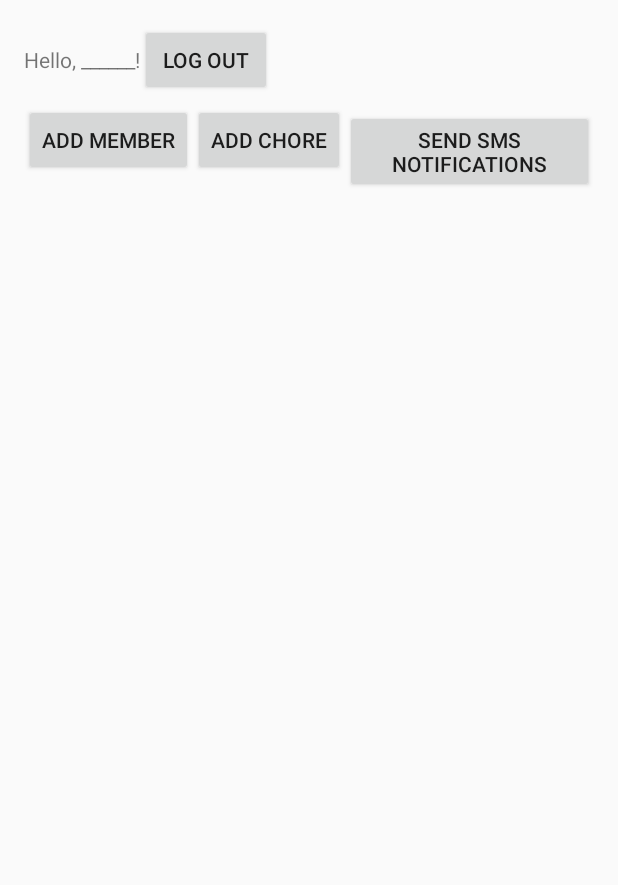
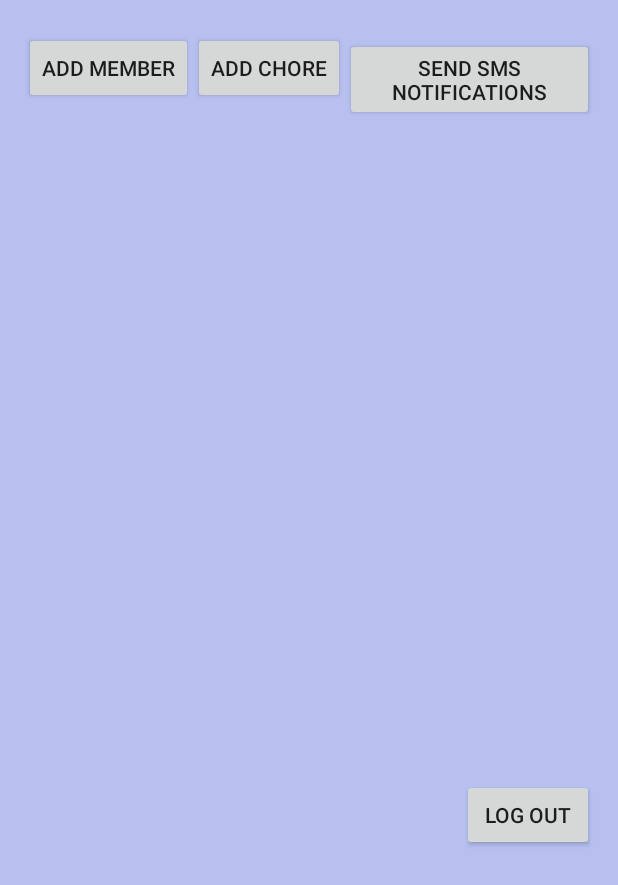
Before and after one commit to cheponin/ChoreWizard, an Android app: the HomeActivity screen opened directly, with no data from a screen before it, on a phone screen of 412 x 824 dp. Shown: the top 885 px of the screen. Run offline under Robolectric (Android 15) with nearby library versions, the phone set to English and light mode, and no system bars.

Commit message:
Began adding visual detail to project.

```diff
--- a/app/src/main/res/layout/activity_home.xml
+++ b/app/src/main/res/layout/activity_home.xml
@@ -10,26 +10,13 @@
     android:paddingTop="@dimen/activity_vertical_margin"
     android:fitsSystemWindows="true"
     android:orientation="vertical"
+    android:background="#B7C0EF"
     tools:context="tcss450.uw.edu.chorewizard.HomeActivity">
 
-    <LinearLayout
-        android:layout_width="match_parent"
-        android:layout_height="wrap_content"
-        android:orientation="horizontal">
-    <TextView
-        android:layout_width="wrap_content"
-        android:layout_height="wrap_content"
-        android:text="@string/hello_message" />
-
-        <Button
+        <RelativeLayout
             android:layout_width="wrap_content"
-            android:layout_height="wrap_content"
-            android:id="@+id/action_logout"
-            android:text="Log out"
-            android:title="@string/action_logout"
-            android:onClick="logOut"/>
-
-    </LinearLayout>
+            android:layout_height="wrap_content">
+        </RelativeLayout>
 
     <LinearLayout
         android:layout_width="match_parent"
@@ -76,6 +63,7 @@
             android:layout_width="wrap_content"
             android:layout_height="wrap_content"
             android:layout_margin="5dp"
+            android:textSize="18sp"
             android:id="@+id/member_1" />
 
         <TextView
@@ -94,6 +82,7 @@
             android:layout_width="wrap_content"
             android:layout_height="wrap_content"
             android:layout_margin="10dp"
+            android:textSize="18sp"
             android:id="@+id/member_2"/>
 
         <TextView
@@ -112,6 +101,7 @@
             android:layout_width="wrap_content"
             android:layout_height="wrap_content"
             android:layout_margin="10dp"
+            android:textSize="18sp"
             android:id="@+id/member_3"/>
 
         <TextView
@@ -131,6 +121,7 @@
             android:layout_width="wrap_content"
             android:layout_height="wrap_content"
             android:layout_margin="10dp"
+            android:textSize="18sp"
             android:id="@+id/member_4"/>
 
         <TextView
@@ -150,6 +141,7 @@
             android:layout_width="wrap_content"
             android:layout_height="wrap_content"
             android:layout_margin="10dp"
+            android:textSize="18sp"
             android:id="@+id/member_5"/>
 
         <TextView
@@ -169,6 +161,7 @@
             android:layout_width="wrap_content"
             android:layout_height="wrap_content"
             android:layout_margin="10dp"
+            android:textSize="18sp"
             android:id="@+id/member_6"/>
 
         <TextView
@@ -188,6 +181,7 @@
             android:layout_width="wrap_content"
             android:layout_height="wrap_content"
             android:layout_margin="10dp"
+            android:textSize="18sp"
             android:id="@+id/member_7"/>
 
         <TextView
@@ -207,6 +201,7 @@
             android:layout_width="wrap_content"
             android:layout_height="wrap_content"
             android:layout_margin="10dp"
+            android:textSize="18sp"
             android:id="@+id/member_8"/>
 
         <TextView
@@ -226,6 +221,7 @@
             android:layout_width="wrap_content"
             android:layout_height="wrap_content"
             android:layout_margin="10dp"
+            android:textSize="18sp"
             android:id="@+id/member_9"/>
 
         <TextView
@@ -245,6 +241,7 @@
             android:layout_width="wrap_content"
             android:layout_height="wrap_content"
             android:layout_margin="10dp"
+            android:textSize="18sp"
             android:id="@+id/member_10"/>
 
         <TextView
@@ -257,4 +254,13 @@
 
     </LinearLayout>
 
+    <Button
+        android:layout_width="wrap_content"
+        android:layout_height="wrap_content"
+        android:id="@+id/action_logout"
+        android:text="Log out"
+        android:title="@string/action_logout"
+        android:layout_gravity="right"
+        android:onClick="logOut"/>
+
 </LinearLayout>
```
Also changed, not shown: app/src/main/res/layout/activity_add_member.xml (+12 -1 lines), app/src/main/res/layout/activity_welcome.xml (+11 -0 lines), app/src/main/res/layout/fragment_login.xml (+10 -1 lines), app/src/main/res/drawable/cwaddmember.png (added), app/src/main/res/drawable/cwhome.png (added), app/src/main/res/drawable/cwlogin.png (added).
